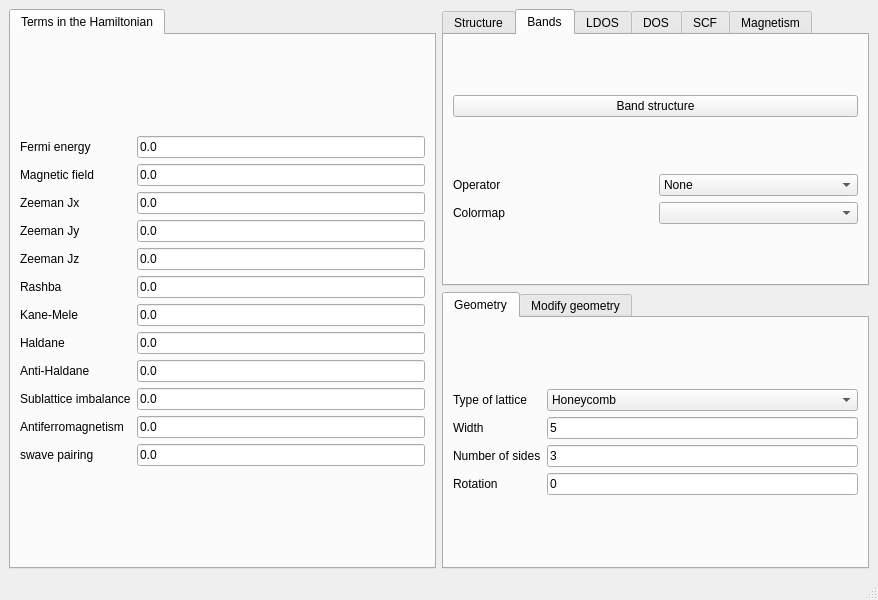
Before: the Qt Designer form development/interface-pyqt/0d/interface.ui in joselado/quantum-honeycomp, drawn with Qt 5.
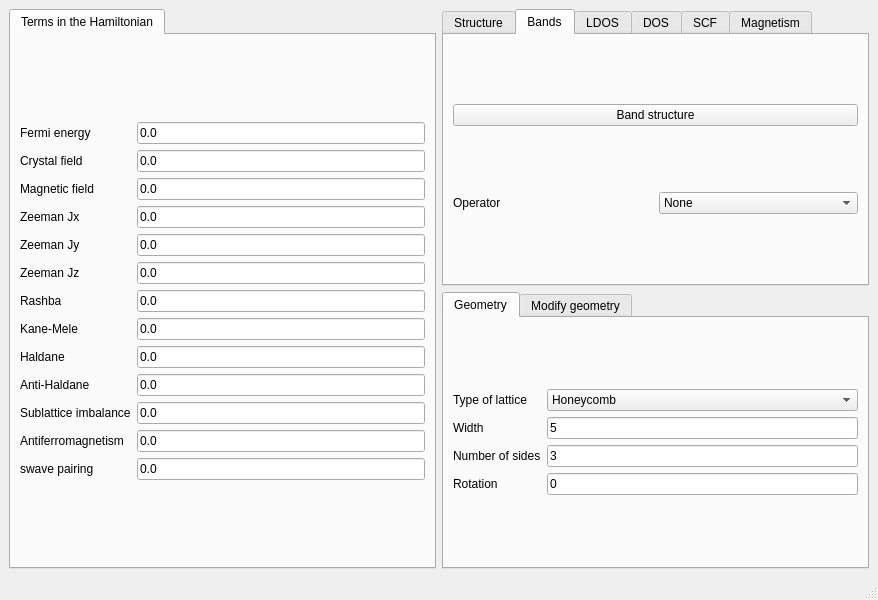
After: the same form once the commit is applied. The open tabs and pages were chosen to show the change.

Diff of the .ui file:
```diff
--- a/development/interface-pyqt/0d/interface.ui
+++ b/development/interface-pyqt/0d/interface.ui
@@ -33,28 +33,35 @@
        <layout class="QGridLayout" name="gridLayout_8">
         <item row="0" column="0">
          <layout class="QGridLayout" name="gridLayout">
-          <item row="2" column="1">
+          <item row="5" column="1">
+           <widget class="QLineEdit" name="Bz">
+            <property name="text">
+             <string>0.0</string>
+            </property>
+           </widget>
+          </item>
+          <item row="3" column="1">
            <widget class="QLineEdit" name="Bx">
             <property name="text">
              <string>0.0</string>
             </property>
            </widget>
           </item>
-          <item row="4" column="0">
+          <item row="5" column="0">
            <widget class="QLabel" name="label_5">
             <property name="text">
              <string>Zeeman Jz</string>
             </property>
            </widget>
           </item>
-          <item row="9" column="1">
+          <item row="10" column="1">
            <widget class="QLineEdit" name="mAB">
             <property name="text">
              <string>0.0</string>
             </property>
            </widget>
           </item>
-          <item row="3" column="1">
+          <item row="4" column="1">
            <widget class="QLineEdit" name="By">
             <property name="text">
              <string>0.0</string>
@@ -68,7 +75,7 @@
             </property>
            </widget>
           </item>
-          <item row="1" column="1">
+          <item row="2" column="1">
            <widget class="QLineEdit" name="peierls">
             <property name="enabled">
              <bool>true</bool>
@@ -78,28 +85,28 @@
             </property>
            </widget>
           </item>
-          <item row="6" column="1">
+          <item row="7" column="1">
            <widget class="QLineEdit" name="kanemele">
             <property name="text">
              <string>0.0</string>
             </property>
            </widget>
           </item>
-          <item row="7" column="0">
+          <item row="8" column="0">
            <widget class="QLabel" name="label_24">
             <property name="text">
              <string>Haldane</string>
             </property>
            </widget>
           </item>
-          <item row="8" column="1">
+          <item row="9" column="1">
            <widget class="QLineEdit" name="antihaldane">
             <property name="text">
              <string>0.0</string>
             </property>
            </widget>
           </item>
-          <item row="11" column="0">
+          <item row="12" column="0">
            <widget class="QLabel" name="label_26">
             <property name="text">
              <string>swave pairing</string>
@@ -116,97 +123,104 @@
             </property>
            </widget>
           </item>
-          <item row="5" column="1">
+          <item row="6" column="1">
            <widget class="QLineEdit" name="rashba">
             <property name="text">
              <string>0.0</string>
             </property>
            </widget>
           </item>
-          <item row="7" column="1">
+          <item row="8" column="1">
            <widget class="QLineEdit" name="haldane">
             <property name="text">
              <string>0.0</string>
             </property>
            </widget>
           </item>
-          <item row="10" column="1">
+          <item row="11" column="1">
            <widget class="QLineEdit" name="mAF">
             <property name="text">
              <string>0.0</string>
             </property>
            </widget>
           </item>
-          <item row="5" column="0">
+          <item row="6" column="0">
            <widget class="QLabel" name="label_10">
             <property name="text">
              <string>Rashba</string>
             </property>
            </widget>
           </item>
-          <item row="6" column="0">
+          <item row="7" column="0">
            <widget class="QLabel" name="label_11">
             <property name="text">
              <string>Kane-Mele</string>
             </property>
            </widget>
           </item>
-          <item row="2" column="0">
+          <item row="3" column="0">
            <widget class="QLabel" name="label_3">
             <property name="text">
              <string>Zeeman Jx</string>
             </property>
            </widget>
           </item>
-          <item row="3" column="0">
+          <item row="4" column="0">
            <widget class="QLabel" name="label_4">
             <property name="text">
              <string>Zeeman Jy</string>
             </property>
            </widget>
           </item>
-          <item row="9" column="0">
+          <item row="10" column="0">
            <widget class="QLabel" name="label_12">
             <property name="text">
              <string>Sublattice imbalance</string>
             </property>
            </widget>
           </item>
-          <item row="1" column="0">
+          <item row="2" column="0">
            <widget class="QLabel" name="label_14">
             <property name="text">
              <string>Magnetic field</string>
             </property>
            </widget>
           </item>
-          <item row="11" column="1">
+          <item row="12" column="1">
            <widget class="QLineEdit" name="swave">
             <property name="text">
              <string>0.0</string>
             </property>
            </widget>
           </item>
-          <item row="4" column="1">
-           <widget class="QLineEdit" name="Bz">
-            <property name="text">
-             <string>0.0</string>
-            </property>
-           </widget>
-          </item>
-          <item row="10" column="0">
+          <item row="11" column="0">
            <widget class="QLabel" name="label_13">
             <property name="text">
              <string>Antiferromagnetism</string>
             </property>
            </widget>
           </item>
-          <item row="8" column="0">
+          <item row="9" column="0">
            <widget class="QLabel" name="label_25">
             <property name="text">
              <string>Anti-Haldane</string>
             </property>
            </widget>
           </item>
+          <item row="1" column="1">
+           <widget class="QLineEdit" name="crystalfield">
+            <property name="text">
+             <string>0.0</string>
+            </property>
+           </widget>
+          </item>
+          <item row="1" column="0">
+           <widget class="QLabel" name="label_17">
+            <property name="text">
+             <string>Crystal field</string>
+            </property>
+           </widget>
+          </item>
          </layout>
         </item>
        </layout>
@@ -440,16 +454,6 @@
             </item>
            </widget>
           </item>
-          <item row="1" column="1">
-           <widget class="QComboBox" name="bands_colormap"/>
-          </item>
-          <item row="1" column="0">
-           <widget class="QLabel" name="label_9">
-            <property name="text">
-             <string>Colormap</string>
-            </property>
-           </widget>
-          </item>
          </layout>
         </item>
        </layout>
```
